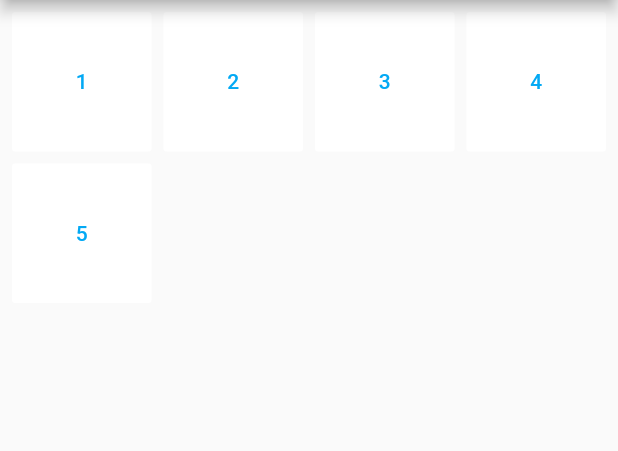
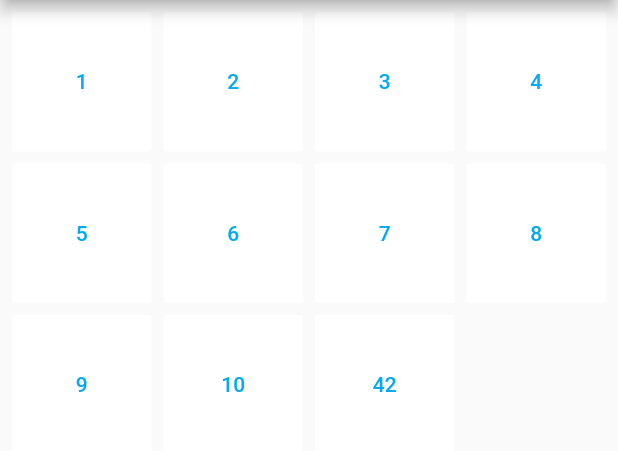
Before and after one commit to dendi239/blackbox-flutter, a Flutter app: the screen it shows after launch, on a phone screen of 412 x 824 dp, the part 84-535 px from its top. Run offline on Flutter 3.47's test engine with Material 2 defaults, Android fonts, the phone set to English and light mode, and no system bars.

Commit message:
Add some levels

```diff
--- a/lib/model/level.dart
+++ b/lib/model/level.dart
@@ -9,7 +9,7 @@ abstract class LevelModel {
 
   bool check(num input, num output) => ask(input) == output;
 
-  num generate({ num min = 1, num max = 1000 * 1000 }) => Random().nextInt(max - min) + min;
+  num generate({ num min = 1, num max = 100 }) => Random().nextInt(max - min) + min;
 }
 
 class SimpleLevelModel extends LevelModel {
@@ -18,7 +18,27 @@ class SimpleLevelModel extends LevelModel {
   final String desc;
   final Function solver;
 
-  SimpleLevelModel(this.name, this.desc, this.solver);
+  SimpleLevelModel({ this.name, this.desc, this.solver });
 
   num ask(num input) => solver(input);
 }
+
+class DigitsBasedLevelModel extends LevelModel {
+
+  final String name;
+  final String desc;
+  final Function(List<int>) solver;
+
+  DigitsBasedLevelModel({ this.name, this.desc, this.solver });
+
+  num ask(num input) {
+    final digits = input.toString()
+      .split('')
+      .map((d) => int.parse(d))
+      .toList();
+    final resultString = solver(digits)
+      .map((d) => d.toString())
+      .join('');
+    return num.parse(resultString);
+  }
+}
--- /dev/null
+++ b/lib/model/levels.dart
@@ -0,0 +1,68 @@
+import 'level.dart';
+
+class Levels {
+
+  static final levels = [
+    SimpleLevelModel(
+      name: '1',
+      desc: 'Think of basic math operations',
+      solver: (n) => n + 1,
+    ),
+    SimpleLevelModel(
+      name: '2',
+      desc: 'Think of basic math operations',
+      solver: (n) => n * 2,
+    ),
+    SimpleLevelModel(
+      name: '3',
+      desc: 'Think of basic math operations',
+      solver: (n) => n ~/ 3 + 1,
+    ),
+    SimpleLevelModel(
+      name: '4',
+      desc: 'Think of the result of division',
+      solver: (n) => n % 7,
+    ),
+    DigitsBasedLevelModel(
+      name: '5',
+      desc: 'Think of the digits',
+      solver: (s) => s.length,
+    ),
+    DigitsBasedLevelModel(
+      name: '6',
+      desc: 'Think of the digits order',
+      solver: (s) => s.reversed,
+    ),
+    DigitsBasedLevelModel(
+      name: '7',
+      desc: 'Think of the digits',
+      solver: (ds) => [ds.reduce((a, b) => a + b)],
+    ),
+    SimpleLevelModel(
+      name: '8',
+      desc: 'Think of the number parity',
+      solver: (n) {
+        if (n % 2 == 0)
+          return n + 5;
+        else
+          return n + 10;
+      },
+    ),
+    SimpleLevelModel(
+      name: '9',
+      desc: 'Think of square polynomial',
+      solver: (n) => n * n + n + 1,
+    ),
+    DigitsBasedLevelModel(
+      name: '10',
+      desc: '',
+      solver: (ds) => ds..sort(),
+    ),
+    SimpleLevelModel(
+      name: '42',
+      desc: 'Think of life',
+      solver: (n) => 42,
+    )
+  ];
+
+}
--- a/lib/scenes/levels_list.dart
+++ b/lib/scenes/levels_list.dart
@@ -1,18 +1,13 @@
 import 'package:flutter/material.dart';
 
 import 'package:blackbox/model/level.dart';
+import 'package:blackbox/model/levels.dart';
 import 'level/level.dart';
 
 class LevelListWidget extends StatefulWidget {
 
   // todo: get (or inject) levels somehow
-  final List<LevelModel> list = [
-    SimpleLevelModel('1', '1st lvl', (number) => number + 1),
-    SimpleLevelModel('2', '2nd lvl', (number) => number ~/ 3 + 1),
-    SimpleLevelModel('3', '3rd lvl', null),
-    SimpleLevelModel('4', '4th lvl', null),
-    SimpleLevelModel('5', '5th lvl', null),
-  ];
+  final List<LevelModel> list = Levels.levels;
 
   final Set<LevelModel> completedList = Set();
 
```
